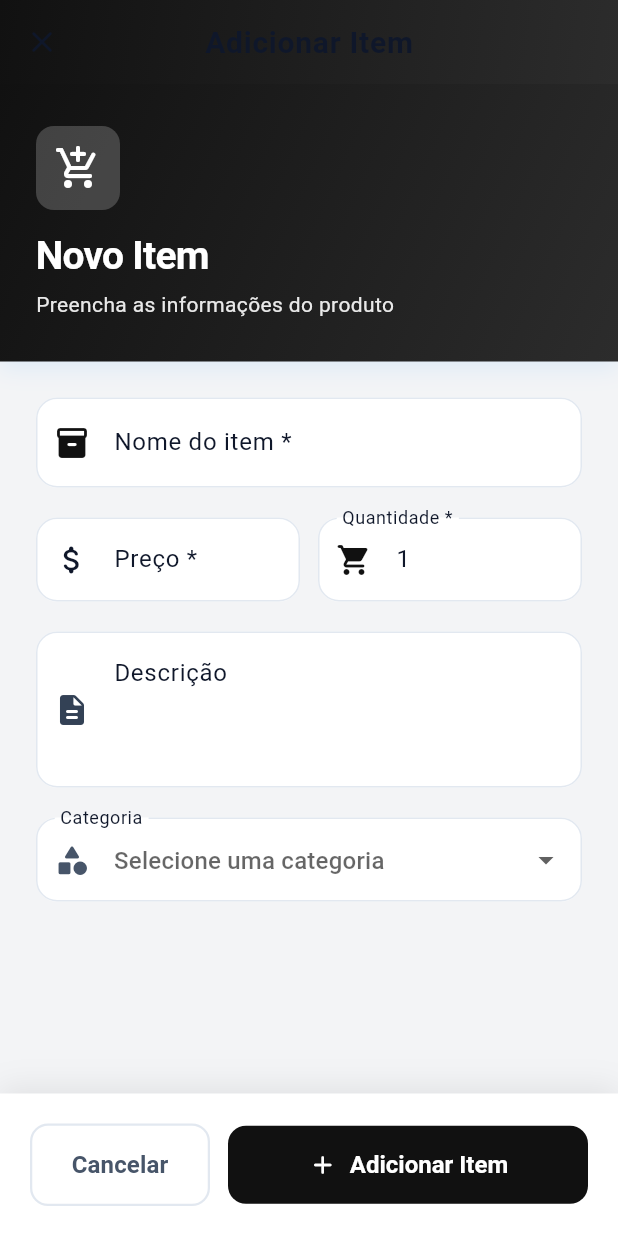
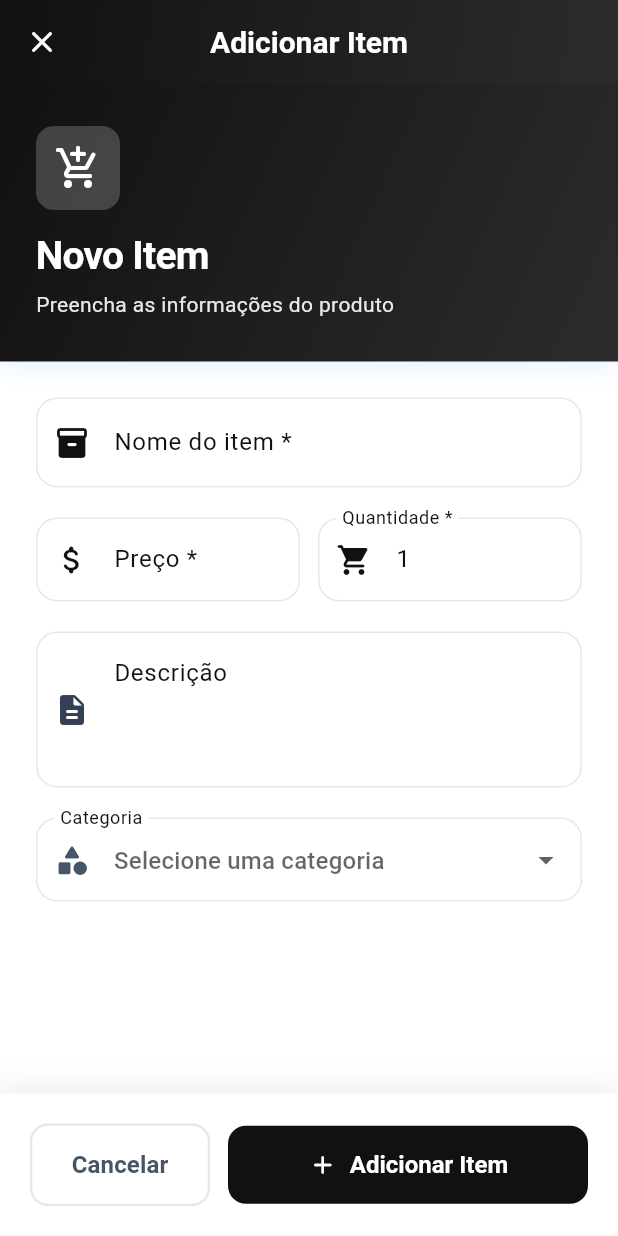
Before and after one commit to JCZerf/Comprix, a Flutter app: the screen it shows after launch, after a tap on "Novo Item", on a phone screen of 412 x 824 dp. Run offline on Flutter 3.47's test engine with Material 3 defaults, Android fonts, the phone set to English and light mode, and no system bars; our stand-ins replace sqflite; accounts and stored records are empty.

Commit message:
refactor: replace AppBar with ComprixAppBar across multiple screens for consistent styling

```diff
--- a/lib/main.dart
+++ b/lib/main.dart
@@ -45,22 +45,18 @@ class ComprixApp extends StatelessWidget {
         cardColor: Colors.white,
         dividerColor: AppColors.divider,
         appBarTheme: AppBarTheme(
-          backgroundColor: Colors.white,
-          foregroundColor: AppColors.textPrimary,
+          backgroundColor: AppColors.primaryBlue,
+          foregroundColor: Colors.white,
           centerTitle: true,
-          elevation: 0.5,
-          shadowColor: Colors.black.withValues(alpha: 0.06),
+          elevation: 0,
+          shadowColor: Colors.black.withValues(alpha: 0.08),
           titleTextStyle: const TextStyle(
-            fontSize: 22,
-            fontWeight: FontWeight.w700,
-            color: AppColors.textPrimary,
-            letterSpacing: 0.5,
+            fontSize: 20,
+            fontWeight: FontWeight.bold,
+            color: Colors.white,
           ),
-          iconTheme: const IconThemeData(color: AppColors.textPrimary, size: 24),
-          actionsIconTheme: const IconThemeData(color: AppColors.textPrimary, size: 24),
-          shape: const RoundedRectangleBorder(
-            borderRadius: BorderRadius.vertical(bottom: Radius.circular(16)),
-          ),
+          iconTheme: const IconThemeData(color: Colors.white, size: 24),
+          actionsIconTheme: const IconThemeData(color: Colors.white, size: 24),
         ),
         floatingActionButtonTheme: FloatingActionButtonThemeData(
           backgroundColor: AppColors.primaryBlue,
--- a/lib/screens/AddItemPage.dart
+++ b/lib/screens/AddItemPage.dart
@@ -1,6 +1,7 @@
 import 'package:flutter/material.dart';
 import 'package:market_express/services/LoadCategories.dart';
 import 'package:market_express/utils/app_colors.dart';
+import 'package:market_express/widgets/comprix_app_bar.dart';
 import 'package:market_express/widgets/price_form_field.dart';
 import 'package:provider/provider.dart';
 
@@ -66,16 +67,8 @@ class _AddItemPageState extends State<AddItemPage> with SingleTickerProviderStat
   @override
   Widget build(BuildContext context) {
     return Scaffold(
-      appBar: AppBar(
-        title: const Text(
-          'Adicionar Item',
-          style: TextStyle(fontWeight: FontWeight.bold, fontSize: 20),
-        ),
-        backgroundColor: AppColors.primaryBlue,
-        elevation: 0,
-        flexibleSpace: Container(
-          decoration: const BoxDecoration(gradient: AppColors.primaryGradient),
-        ),
+      appBar: ComprixAppBar(
+        title: ComprixAppBar.titleText('Adicionar Item'),
         leading: IconButton(
           icon: const Icon(Icons.close_rounded),
           onPressed: () => Navigator.pop(context),
--- a/lib/screens/HomePage.dart
+++ b/lib/screens/HomePage.dart
@@ -6,6 +6,7 @@ import 'package:market_express/screens/ItemDetailsPage.dart';
 import 'package:market_express/utils/app_colors.dart';
 import 'package:market_express/utils/price_helper.dart';
 import 'package:market_express/utils/watermark_widget.dart';
+import 'package:market_express/widgets/comprix_app_bar.dart';
 import 'package:provider/provider.dart';
 
 String _normalize(String input) {
@@ -48,19 +49,8 @@ class _HomePageState extends State<HomePage> {
   @override
   Widget build(BuildContext context) {
     return Scaffold(
-      appBar: AppBar(
-        title: const Text(
-          'Comprix',
-          style: TextStyle(
-            fontWeight: FontWeight.bold,
-            fontSize: 22,
-            color: AppColors.textPrimary,
-          ),
-        ),
-        backgroundColor: Colors.white,
-        foregroundColor: AppColors.textPrimary,
-        elevation: 0.5,
-        shadowColor: Colors.black.withValues(alpha: 0.06),
+      appBar: ComprixAppBar(
+        title: ComprixAppBar.titleText('Comprix', fontSize: 22),
       ),
       backgroundColor: AppColors.background,
       body: Stack(
--- a/lib/utils/app_colors.dart
+++ b/lib/utils/app_colors.dart
@@ -9,7 +9,7 @@ class AppColors {
 
   // Tons de apoio (cinza frio elegante)
   static const Color accentBlue = Color(0xFF334155);
-  static const Color backgroundBlue = Color(0xFFF8FAFC);
+  static const Color backgroundBlue = Colors.white;
 
   // Cores de status em escala de cinza
   static const Color success = textPrimary;
@@ -18,11 +18,11 @@ class AppColors {
   static const Color info = textSecondary;
 
   // Cores neutras
-  static const Color textPrimary = Color(0xFF0F172A); // Preto azulado
+  static const Color textPrimary = Color(0xFF111111); // Preto
   static const Color textSecondary = Color(0xFF475569); // Cinza frio médio
   static const Color textLight = Color(0xFF94A3B8); // Cinza claro
 
-  static const Color background = Color(0xFFF3F4F6); // Fundo da tela
+  static const Color background = Colors.white; // Fundo da tela
   static const Color cardBackground = Colors.white;
   static const Color divider = Color(0xFFE2E8F0);
 
--- /dev/null
+++ b/lib/widgets/comprix_app_bar.dart
@@ -0,0 +1,65 @@
+import 'package:flutter/material.dart';
+import 'package:market_express/utils/app_colors.dart';
+
+class ComprixAppBar extends StatelessWidget implements PreferredSizeWidget {
+  final Widget title;
+  final Widget? leading;
+  final List<Widget>? actions;
+  final bool centerTitle;
+  final PreferredSizeWidget? bottom;
+  final double elevation;
+
+  const ComprixAppBar({
+    super.key,
+    required this.title,
+    this.leading,
+    this.actions,
+    this.centerTitle = true,
+    this.bottom,
+    this.elevation = 0,
+  });
+
+  static Text titleText(
+    String text, {
+    double fontSize = 20,
+    FontWeight fontWeight = FontWeight.bold,
+  }) {
+    return Text(
+      text,
+      style: TextStyle(
+        fontWeight: fontWeight,
+        fontSize: fontSize,
+        color: Colors.white,
+      ),
+    );
+  }
+
+  @override
+  Size get preferredSize =>
+      Size.fromHeight(kToolbarHeight + (bottom?.preferredSize.height ?? 0));
+
+  @override
+  Widget build(BuildContext context) {
+    return AppBar(
+      title: title,
+      leading: leading,
+      actions: actions,
+      bottom: bottom,
+      centerTitle: centerTitle,
+      backgroundColor: AppColors.primaryBlue,
+      foregroundColor: Colors.white,
+      elevation: elevation,
+      shadowColor: Colors.black.withValues(alpha: 0.08),
+      titleTextStyle: const TextStyle(
+        fontSize: 20,
+        fontWeight: FontWeight.bold,
+        color: Colors.white,
+      ),
+      iconTheme: const IconThemeData(color: Colors.white, size: 24),
+      actionsIconTheme: const IconThemeData(color: Colors.white, size: 24),
+      flexibleSpace: Container(
+        decoration: const BoxDecoration(gradient: AppColors.primaryGradient),
+      ),
+    );
+  }
+}
```
Also changed, not shown: lib/screens/CreatePurchasePage.dart (+3 -8 lines), lib/screens/ItemDetailsPage.dart (+3 -10 lines), lib/screens/PriceUpdatePage.dart (+3 -4 lines), lib/screens/PurchasesListPage.dart (+3 -10 lines), lib/screens/SelectItemPage.dart (+3 -10 lines), lib/screens/Shopping_page.dart (+94 -42 lines).
